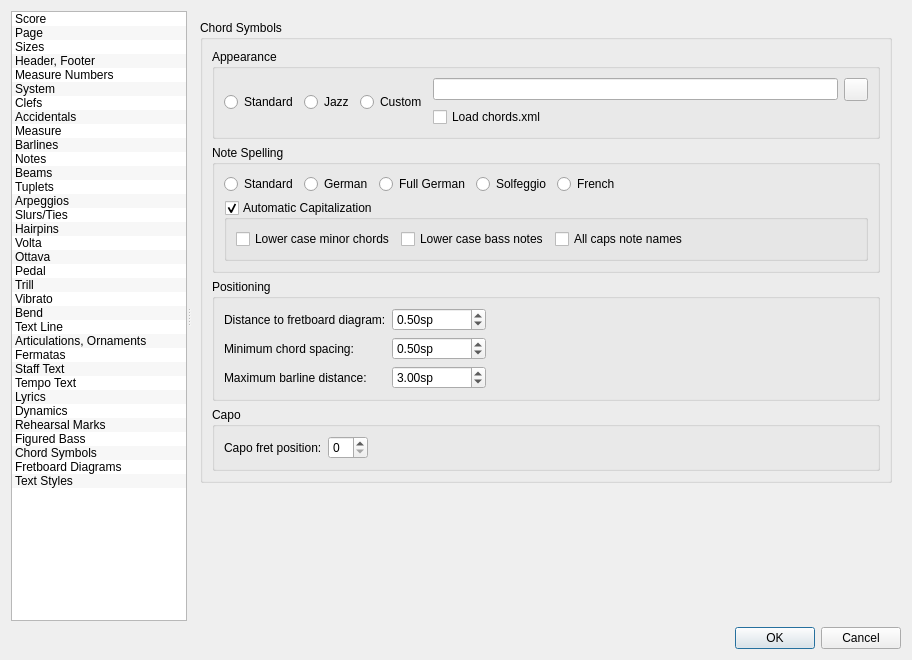
First picture: the form in mscore/editstyle.ui, repository scadaperspective/MuseScore-MIDI, before the edit.
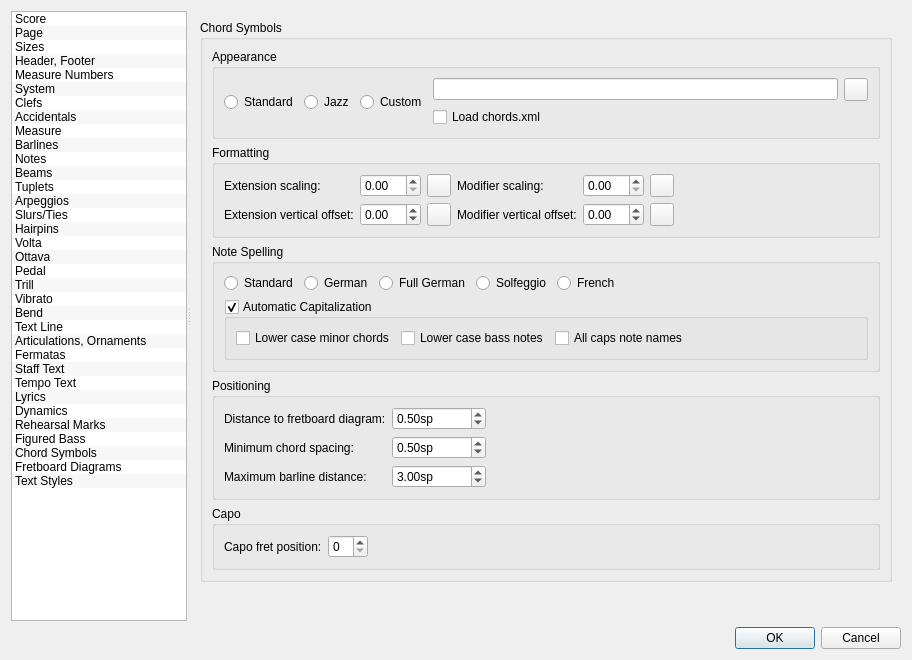
Second picture: the form after the edit. The open tabs and pages were chosen to show the change. Icons and pictures are not drawn. Custom widgets are drawn as their Qt base class.

```diff
--- a/mscore/editstyle.ui
+++ b/mscore/editstyle.ui
@@ -9267,6 +9267,164 @@
              </layout>
             </widget>
            </item>
+           <item>
+            <widget class="QGroupBox" name="formattingGroup">
+             <property name="title">
+              <string>Formatting</string>
+             </property>
+             <layout class="QGridLayout" name="gridLayout_45">
+              <item row="0" column="0">
+               <widget class="QLabel" name="labelExtensionMag">
+                <property name="text">
+                 <string>Extension scaling:</string>
+                </property>
+                <property name="buddy">
+                 <cstring>extensionMag</cstring>
+                </property>
+               </widget>
+              </item>
+              <item row="0" column="1">
+               <widget class="QDoubleSpinBox" name="extensionMag">
+                <property name="singleStep">
+                 <double>0.100000000000000</double>
+                </property>
+               </widget>
+              </item>
+              <item row="0" column="2">
+               <widget class="QToolButton" name="resetExtensionMag">
+                <property name="toolTip">
+                 <string>Reset to default</string>
+                </property>
+                <property name="accessibleName">
+                 <string>Reset 'Extension scaling' value</string>
+                </property>
+                <property name="text">
+                 <string notr="true"/>
+                </property>
+                <property name="icon">
+                 <iconset resource="musescore.qrc">
+                  <normaloff>:/data/icons/edit-reset.svg</normaloff>:/data/icons/edit-reset.svg</iconset>
+                </property>
+               </widget>
+              </item>
+              <item row="0" column="3">
+               <widget class="QLabel" name="labelModifierMag">
+                <property name="text">
+                 <string>Modifier scaling:</string>
+                </property>
+                <property name="buddy">
+                 <cstring>modifierMag</cstring>
+                </property>
+               </widget>
+              </item>
+              <item row="0" column="4">
+               <widget class="QDoubleSpinBox" name="modifierMag">
+                <property name="singleStep">
+                 <double>0.100000000000000</double>
+                </property>
+               </widget>
+              </item>
+              <item row="0" column="5">
+               <widget class="QToolButton" name="resetModifierMag">
+                <property name="toolTip">
+                 <string>Reset to default</string>
+                </property>
+                <property name="accessibleName">
+                 <string>Reset 'Modifier scaling' value</string>
+                </property>
+                <property name="text">
+                 <string notr="true"/>
+                </property>
+                <property name="icon">
+                 <iconset resource="musescore.qrc">
+                  <normaloff>:/data/icons/edit-reset.svg</normaloff>:/data/icons/edit-reset.svg</iconset>
+                </property>
+               </widget>
+              </item>
+              <item row="1" column="0">
+               <widget class="QLabel" name="labelExtensionAdjust">
+                <property name="text">
+                 <string>Extension vertical offset:</string>
+                </property>
+                <property name="buddy">
+                 <cstring>extensionAdjust</cstring>
+                </property>
+               </widget>
+              </item>
+              <item row="1" column="1">
+               <widget class="QDoubleSpinBox" name="extensionAdjust">
+                <property name="minimum">
+                 <double>-99.99</double>
+                </property>
+               </widget>
+              </item>
+              <item row="1" column="2">
+               <widget class="QToolButton" name="resetExtensionAdjust">
+                <property name="toolTip">
+                 <string>Reset to default</string>
+                </property>
+                <property name="accessibleName">
+                 <string>Reset 'Extension vertical offset' value</string>
+                </property>
+                <property name="text">
+                 <string notr="true"/>
+                </property>
+                <property name="icon">
+                 <iconset resource="musescore.qrc">
+                  <normaloff>:/data/icons/edit-reset.svg</normaloff>:/data/icons/edit-reset.svg</iconset>
+                </property>
+               </widget>
+              </item>
+              <item row="1" column="3">
+               <widget class="QLabel" name="labelModifierAdjust">
+                <property name="text">
+                 <string>Modifier vertical offset:</string>
+                </property>
+                <property name="buddy">
+                 <cstring>modifierAdjust</cstring>
+                </property>
+               </widget>
+              </item>
+              <item row="1" column="4">
+               <widget class="QDoubleSpinBox" name="modifierAdjust">
+                <property name="minimum">
+                 <double>-99.99</double>
+                </property>
+               </widget>
+              </item>
+              <item row="1" column="5">
+               <widget class="QToolButton" name="resetModifierAdjust">
+                <property name="toolTip">
+                 <string>Reset to default</string>
+                </property>
+                <property name="accessibleName">
+                 <string>Reset 'Modifier vertical offset' value</string>
+                </property>
+                <property name="text">
+                 <string notr="true"/>
+                </property>
+                <property name="icon">
+                 <iconset resource="musescore.qrc">
+                  <normaloff>:/data/icons/edit-reset.svg</normaloff>:/data/icons/edit-reset.svg</iconset>
+                </property>
+               </widget>
+              </item>
+              <item row="0" column="6">
+               <spacer name="horizontalSpacer_13">
+                <property name="orientation">
+                 <enum>Qt::Horizontal</enum>
+                </property>
+                <property name="sizeHint" stdset="0">
+                 <size>
+                  <width>40</width>
+                  <height>20</height>
+                 </size>
+                </property>
+               </spacer>
+              </item>
+             </layout>
+            </widget>
+           </item>
            <item>
             <widget class="QGroupBox" name="groupBox_23">
              <property name="title">
```
Left out of the diff: 9 changed lines with no effect on the pictures.
